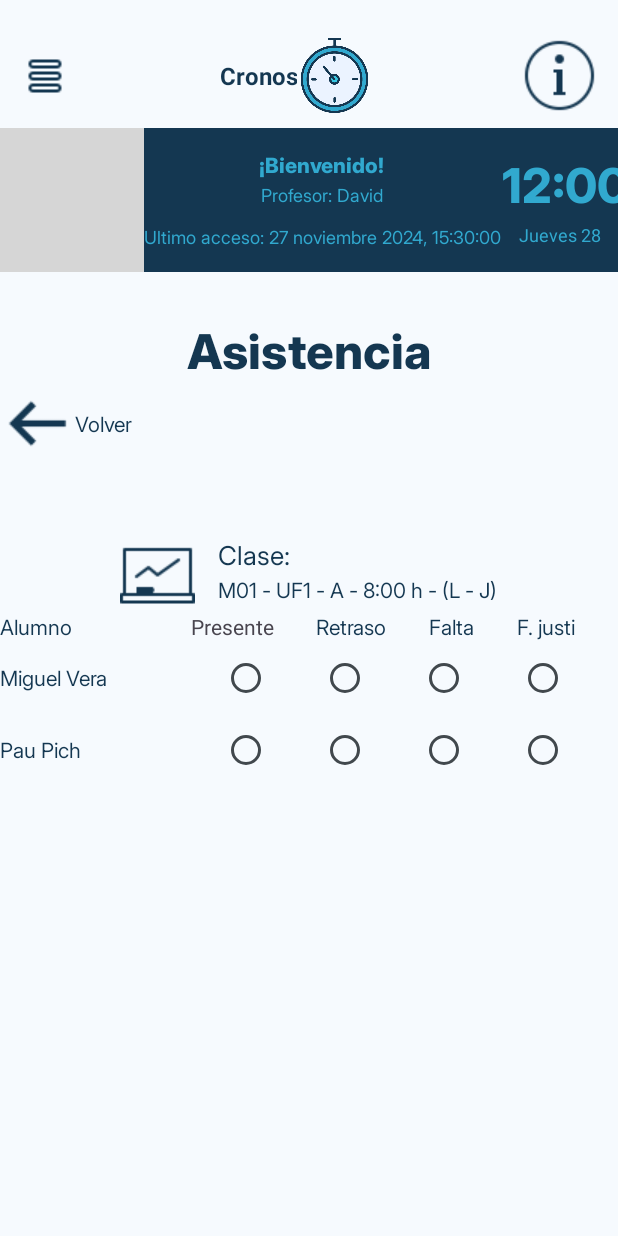
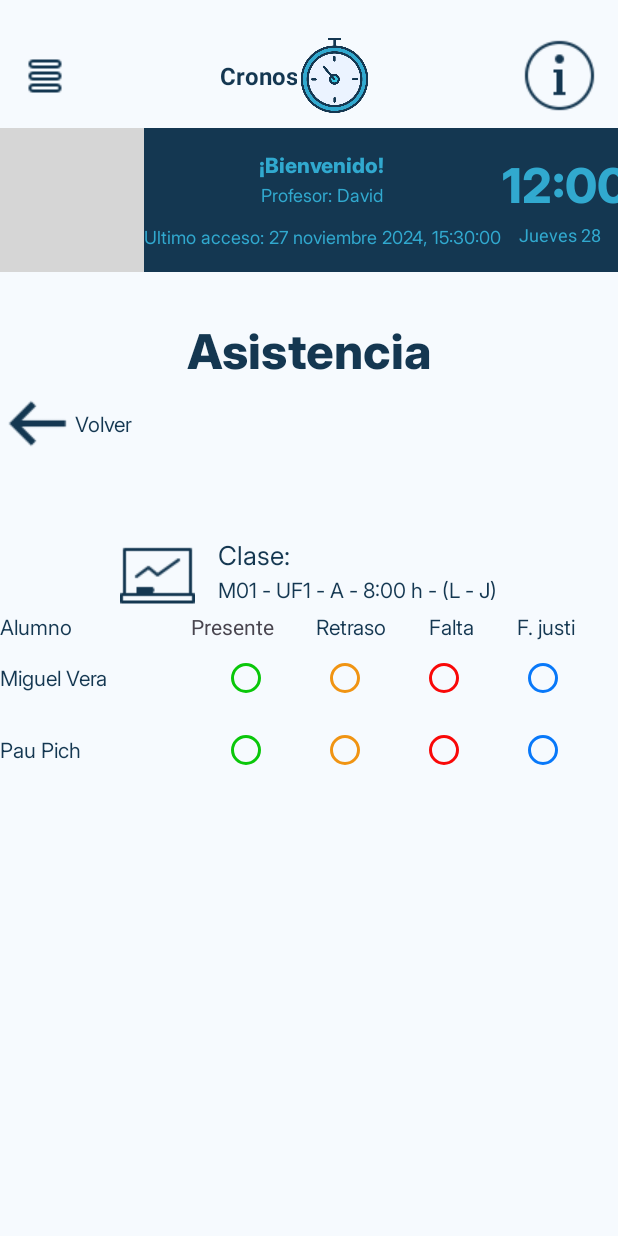
Before and after one commit to Miguelvera17/CronosAPP, an Android app: the AsistenciaClaseActivity screen opened directly, with no data from a screen before it, on a phone screen of 412 x 824 dp. Run offline under Robolectric (Android 15) with nearby library versions, the phone set to English and light mode, and no system bars; grey boxes are pictures that could not be loaded.

Commit message:
AsistenciaClaseActivity done

```diff
--- a/app/src/main/res/layout/activity_asistencia_clase.xml
+++ b/app/src/main/res/layout/activity_asistencia_clase.xml
@@ -174,24 +174,28 @@
                 android:layout_width="wrap_content"
                 android:layout_height="wrap_content"
                 android:gravity="center"
+                app:buttonTint="#0AC70A"
                 android:layout_weight="1"/>
 
             <RadioButton
                 android:id="@+id/radioButton2"
                 android:layout_width="wrap_content"
                 android:layout_height="wrap_content"
+                app:buttonTint="#F09413"
                 android:layout_weight="1" />
 
             <RadioButton
                 android:id="@+id/radioButton3"
                 android:layout_width="wrap_content"
                 android:layout_height="wrap_content"
+                app:buttonTint="#F90808"
                 android:layout_weight="1"/>
 
             <RadioButton
                 android:id="@+id/radioButton4"
                 android:layout_width="wrap_content"
                 android:layout_height="wrap_content"
+                app:buttonTint="#0878F9"
                 android:layout_weight="1"/>
         </LinearLayout>
 
@@ -214,24 +218,28 @@
                 android:layout_width="wrap_content"
                 android:layout_height="wrap_content"
                 android:gravity="center"
+                app:buttonTint="#0AC70A"
                 android:layout_weight="1"/>
 
             <RadioButton
                 android:id="@+id/radioButton6"
                 android:layout_width="wrap_content"
                 android:layout_height="wrap_content"
+                app:buttonTint="#F09413"
                 android:layout_weight="1" />
 
             <RadioButton
                 android:id="@+id/radioButton7"
                 android:layout_width="wrap_content"
                 android:layout_height="wrap_content"
+                app:buttonTint="#F90808"
                 android:layout_weight="1"/>
 
             <RadioButton
                 android:id="@+id/radioButton8"
                 android:layout_width="wrap_content"
                 android:layout_height="wrap_content"
+                app:buttonTint="#0878F9"
                 android:layout_weight="1"/>
         </LinearLayout>
 
```
